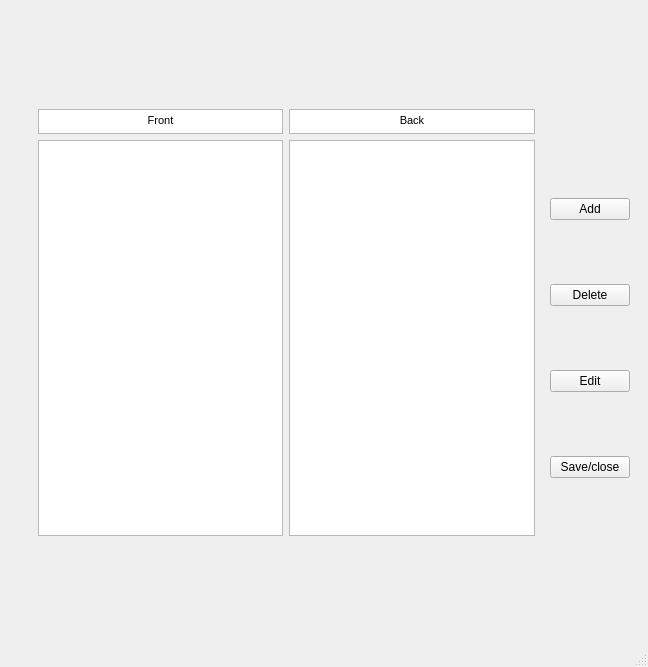
Above: uisandassets/bookmarksedit.ui from binhscoco7565/unamed before the change. Below: the same form after it.
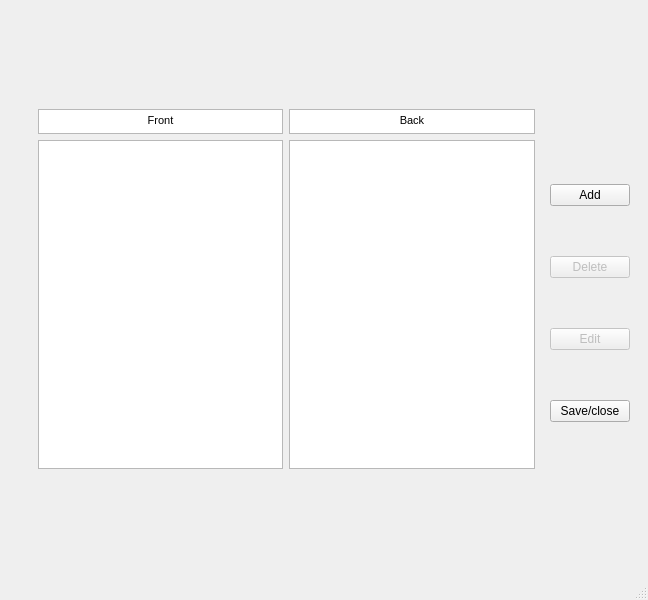
That is the form after the change.

What changed in the file:
```diff
--- a/uisandassets/bookmarksedit.ui
+++ b/uisandassets/bookmarksedit.ui
@@ -7,54 +7,27 @@
     <x>0</x>
     <y>0</y>
     <width>648</width>
-    <height>667</height>
+    <height>600</height>
    </rect>
   </property>
+  <property name="sizePolicy">
+   <sizepolicy hsizetype="Preferred" vsizetype="Expanding">
+    <horstretch>0</horstretch>
+    <verstretch>0</verstretch>
+   </sizepolicy>
+  </property>
+  <property name="maximumSize">
+   <size>
+    <width>16777215</width>
+    <height>600</height>
+   </size>
+  </property>
   <property name="windowTitle">
    <string>MainWindow</string>
   </property>
   <widget class="QWidget" name="centralwidget">
    <layout class="QGridLayout" name="gridLayout">
-    <item row="3" column="2">
-     <widget class="QTextBrowser" name="textBrowser_2">
-      <property name="sizePolicy">
-       <sizepolicy hsizetype="Preferred" vsizetype="Preferred">
-        <horstretch>0</horstretch>
-        <verstretch>0</verstretch>
-       </sizepolicy>
-      </property>
-      <property name="maximumSize">
-       <size>
-        <width>16777215</width>
-        <height>25</height>
-       </size>
-      </property>
-      <property name="html">
-       <string>&lt;!DOCTYPE HTML PUBLIC &quot;-//W3C//DTD HTML 4.0//EN&quot; &quot;http://www.w3.org/TR/REC-html40/strict.dtd&quot;&gt;
-&lt;html&gt;&lt;head&gt;&lt;meta name=&quot;qrichtext&quot; content=&quot;1&quot; /&gt;&lt;style type=&quot;text/css&quot;&gt;
-p, li { white-space: pre-wrap; }
-&lt;/style&gt;&lt;/head&gt;&lt;body style=&quot; font-family:'MS Shell Dlg 2'; font-size:8.25pt; font-weight:400; font-style:normal;&quot;&gt;
-&lt;p align=&quot;center&quot; style=&quot; margin-top:0px; margin-bottom:0px; margin-left:0px; margin-right:0px; -qt-block-indent:0; text-indent:0px;&quot;&gt;Back&lt;/p&gt;&lt;/body&gt;&lt;/html&gt;</string>
-      </property>
-     </widget>
-    </item>
-    <item row="4" column="1">
-     <widget class="QListView" name="Front">
-      <property name="sizePolicy">
-       <sizepolicy hsizetype="Preferred" vsizetype="Expanding">
-        <horstretch>0</horstretch>
-        <verstretch>0</verstretch>
-       </sizepolicy>
-      </property>
-      <property name="maximumSize">
-       <size>
-        <width>16777215</width>
-        <height>600</height>
-       </size>
-      </property>
-     </widget>
-    </item>
-    <item row="4" column="3">
+    <item row="4" column="4">
      <spacer name="horizontalSpacer">
       <property name="orientation">
        <enum>Qt::Horizontal</enum>
@@ -70,10 +43,10 @@
       </property>
      </spacer>
     </item>
-    <item row="4" column="2">
-     <widget class="QListWidget" name="Back">
+    <item row="3" column="3">
+     <widget class="QTextBrowser" name="textBrowser_2">
       <property name="sizePolicy">
-       <sizepolicy hsizetype="Preferred" vsizetype="Expanding">
+       <sizepolicy hsizetype="Preferred" vsizetype="Preferred">
         <horstretch>0</horstretch>
         <verstretch>0</verstretch>
        </sizepolicy>
@@ -81,28 +54,19 @@
       <property name="maximumSize">
        <size>
         <width>16777215</width>
-        <height>600</height>
+        <height>25</height>
        </size>
       </property>
+      <property name="html">
+       <string>&lt;!DOCTYPE HTML PUBLIC &quot;-//W3C//DTD HTML 4.0//EN&quot; &quot;http://www.w3.org/TR/REC-html40/strict.dtd&quot;&gt;
+&lt;html&gt;&lt;head&gt;&lt;meta name=&quot;qrichtext&quot; content=&quot;1&quot; /&gt;&lt;style type=&quot;text/css&quot;&gt;
+p, li { white-space: pre-wrap; }
+&lt;/style&gt;&lt;/head&gt;&lt;body style=&quot; font-family:'MS Shell Dlg 2'; font-size:8.25pt; font-weight:400; font-style:normal;&quot;&gt;
+&lt;p align=&quot;center&quot; style=&quot; margin-top:0px; margin-bottom:0px; margin-left:0px; margin-right:0px; -qt-block-indent:0; text-indent:0px;&quot;&gt;Back&lt;/p&gt;&lt;/body&gt;&lt;/html&gt;</string>
+      </property>
      </widget>
     </item>
     <item row="4" column="5">
-     <spacer name="horizontalSpacer_2">
-      <property name="orientation">
-       <enum>Qt::Horizontal</enum>
-      </property>
-      <property name="sizeType">
-       <enum>QSizePolicy::Preferred</enum>
-      </property>
-      <property name="sizeHint" stdset="0">
-       <size>
-        <width>20</width>
-        <height>20</height>
-       </size>
-      </property>
-     </spacer>
-    </item>
-    <item row="4" column="4">
      <layout class="QVBoxLayout" name="verticalLayout">
       <item>
        <widget class="QPushButton" name="Add">
@@ -128,6 +92,9 @@
       </item>
       <item>
        <widget class="QPushButton" name="Delete">
+        <property name="enabled">
+         <bool>false</bool>
+        </property>
         <property name="text">
          <string>Delete</string>
         </property>
@@ -135,6 +102,9 @@
       </item>
       <item>
        <widget class="QPushButton" name="Edit">
+        <property name="enabled">
+         <bool>false</bool>
+        </property>
         <property name="text">
          <string>Edit</string>
         </property>
@@ -149,7 +119,7 @@
       </item>
      </layout>
     </item>
-    <item row="2" column="1">
+    <item row="2" column="2">
      <spacer name="verticalSpacer">
       <property name="orientation">
        <enum>Qt::Vertical</enum>
@@ -165,7 +135,7 @@
       </property>
      </spacer>
     </item>
-    <item row="5" column="1">
+    <item row="5" column="2">
      <spacer name="verticalSpacer_2">
       <property name="orientation">
        <enum>Qt::Vertical</enum>
@@ -181,29 +151,6 @@
       </property>
      </spacer>
     </item>
-    <item row="3" column="1">
-     <widget class="QTextBrowser" name="textBrowser">
-      <property name="sizePolicy">
-       <sizepolicy hsizetype="Preferred" vsizetype="Preferred">
-        <horstretch>0</horstretch>
-        <verstretch>0</verstretch>
-       </sizepolicy>
-      </property>
-      <property name="maximumSize">
-       <size>
-        <width>16777215</width>
-        <height>25</height>
-       </size>
-      </property>
-      <property name="html">
-       <string>&lt;!DOCTYPE HTML PUBLIC &quot;-//W3C//DTD HTML 4.0//EN&quot; &quot;http://www.w3.org/TR/REC-html40/strict.dtd&quot;&gt;
-&lt;html&gt;&lt;head&gt;&lt;meta name=&quot;qrichtext&quot; content=&quot;1&quot; /&gt;&lt;style type=&quot;text/css&quot;&gt;
-p, li { white-space: pre-wrap; }
-&lt;/style&gt;&lt;/head&gt;&lt;body style=&quot; font-family:'MS Shell Dlg 2'; font-size:8.25pt; font-weight:400; font-style:normal;&quot;&gt;
-&lt;p align=&quot;center&quot; style=&quot; margin-top:0px; margin-bottom:0px; margin-left:0px; margin-right:0px; -qt-block-indent:0; text-indent:0px;&quot;&gt;Front&lt;/p&gt;&lt;/body&gt;&lt;/html&gt;</string>
-      </property>
-     </widget>
-    </item>
     <item row="4" column="0">
      <spacer name="horizontalSpacer_3">
       <property name="orientation">
@@ -220,6 +167,64 @@
       </property>
      </spacer>
     </item>
+    <item row="3" column="2">
+     <widget class="QTextBrowser" name="textBrowser">
+      <property name="sizePolicy">
+       <sizepolicy hsizetype="Preferred" vsizetype="Preferred">
+        <horstretch>0</horstretch>
+        <verstretch>0</verstretch>
+       </sizepolicy>
+      </property>
+      <property name="maximumSize">
+       <size>
+        <width>16777215</width>
+        <height>25</height>
+       </size>
+      </property>
+      <property name="html">
+       <string>&lt;!DOCTYPE HTML PUBLIC &quot;-//W3C//DTD HTML 4.0//EN&quot; &quot;http://www.w3.org/TR/REC-html40/strict.dtd&quot;&gt;
+&lt;html&gt;&lt;head&gt;&lt;meta name=&quot;qrichtext&quot; content=&quot;1&quot; /&gt;&lt;style type=&quot;text/css&quot;&gt;
+p, li { white-space: pre-wrap; }
+&lt;/style&gt;&lt;/head&gt;&lt;body style=&quot; font-family:'MS Shell Dlg 2'; font-size:8.25pt; font-weight:400; font-style:normal;&quot;&gt;
+&lt;p align=&quot;center&quot; style=&quot; margin-top:0px; margin-bottom:0px; margin-left:0px; margin-right:0px; -qt-block-indent:0; text-indent:0px;&quot;&gt;Front&lt;/p&gt;&lt;/body&gt;&lt;/html&gt;</string>
+      </property>
+     </widget>
+    </item>
+    <item row="4" column="6">
+     <spacer name="horizontalSpacer_2">
+      <property name="orientation">
+       <enum>Qt::Horizontal</enum>
+      </property>
+      <property name="sizeType">
+       <enum>QSizePolicy::Preferred</enum>
+      </property>
+      <property name="sizeHint" stdset="0">
+       <size>
+        <width>20</width>
+        <height>20</height>
+       </size>
+      </property>
+     </spacer>
+    </item>
+    <item row="4" column="2">
+     <widget class="QListWidget" name="Front"/>
+    </item>
+    <item row="4" column="3">
+     <widget class="QListWidget" name="Back">
+      <property name="sizePolicy">
+       <sizepolicy hsizetype="Preferred" vsizetype="Expanding">
+        <horstretch>0</horstretch>
+        <verstretch>0</verstretch>
+       </sizepolicy>
+      </property>
+      <property name="maximumSize">
+       <size>
+        <width>16777215</width>
+        <height>600</height>
+       </size>
+      </property>
+     </widget>
+    </item>
    </layout>
   </widget>
   <widget class="QStatusBar" name="statusbar"/>
```
